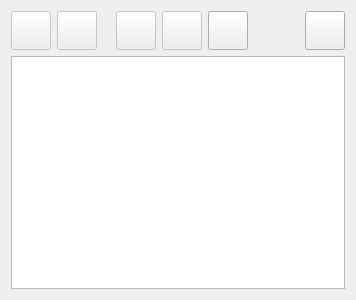
Qt form editorwidget.ui (martinribelotta/embedded-ide) before a commit.
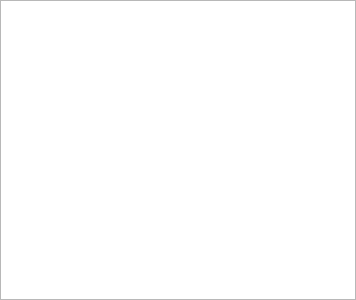
The same form after that commit. Icons and pictures are not drawn. Custom widgets are drawn as their Qt base class.

```diff
--- a/editorwidget.ui
+++ b/editorwidget.ui
@@ -14,135 +14,21 @@
    <string>Form</string>
   </property>
   <layout class="QVBoxLayout" name="verticalLayout">
-   <item>
-    <layout class="QHBoxLayout" name="horizontalLayout">
-     <item>
-      <widget class="QToolButton" name="toolUndo">
-       <property name="enabled">
-        <bool>false</bool>
-       </property>
-       <property name="icon">
-        <iconset theme="edit-undo" resource="resources.qrc">
-         <normaloff>:/icon-theme/icon-theme/edit-undo.png</normaloff>:/icon-theme/icon-theme/edit-undo.png</iconset>
-       </property>
-       <property name="iconSize">
-        <size>
-         <width>32</width>
-         <height>32</height>
-        </size>
-       </property>
-      </widget>
-     </item>
-     <item>
-      <widget class="QToolButton" name="toolRedo">
-       <property name="enabled">
-        <bool>false</bool>
-       </property>
-       <property name="icon">
-        <iconset theme="edit-redo" resource="resources.qrc">
-         <normaloff>:/icon-theme/icon-theme/edit-redo.png</normaloff>:/icon-theme/icon-theme/edit-redo.png</iconset>
-       </property>
-       <property name="iconSize">
-        <size>
-         <width>32</width>
-         <height>32</height>
-        </size>
-       </property>
-      </widget>
-     </item>
-     <item>
-      <spacer name="horizontalSpacer_2">
-       <property name="orientation">
-        <enum>Qt::Horizontal</enum>
-       </property>
-       <property name="sizeType">
-        <enum>QSizePolicy::Preferred</enum>
-       </property>
-       <property name="sizeHint" stdset="0">
-        <size>
-         <width>13</width>
-         <height>20</height>
-        </size>
-       </property>
-      </spacer>
-     </item>
-     <item>
-      <widget class="QToolButton" name="toolCut">
-       <property name="enabled">
-        <bool>false</bool>
-       </property>
-       <property name="icon">
-        <iconset theme="edit-cut" resource="resources.qrc">
-         <normaloff>:/icon-theme/icon-theme/edit-cut.png</normaloff>:/icon-theme/icon-theme/edit-cut.png</iconset>
-       </property>
-       <property name="iconSize">
-        <size>
-         <width>32</width>
-         <height>32</height>
-        </size>
-       </property>
-      </widget>
-     </item>
-     <item>
-      <widget class="QToolButton" name="toolCopy">
-       <property name="enabled">
-        <bool>false</bool>
-       </property>
-       <property name="icon">
-        <iconset theme="edit-copy" resource="resources.qrc">
-         <normaloff>:/icon-theme/icon-theme/edit-copy.png</normaloff>:/icon-theme/icon-theme/edit-copy.png</iconset>
-       </property>
-       <property name="iconSize">
-        <size>
-         <width>32</width>
-         <height>32</height>
-        </size>
-       </property>
-      </widget>
-     </item>
-     <item>
-      <widget class="QToolButton" name="toolPaste">
-       <property name="icon">
-        <iconset theme="edit-paste" resource="resources.qrc">
-         <normaloff>:/icon-theme/icon-theme/edit-paste.png</normaloff>:/icon-theme/icon-theme/edit-paste.png</iconset>
-       </property>
-       <property name="iconSize">
-        <size>
-         <width>32</width>
-         <height>32</height>
-        </size>
-       </property>
-      </widget>
-     </item>
-     <item>
-      <spacer name="horizontalSpacer">
-       <property name="orientation">
-        <enum>Qt::Horizontal</enum>
-       </property>
-       <property name="sizeHint" stdset="0">
-        <size>
-         <width>40</width>
-         <height>20</height>
-        </size>
-       </property>
-      </spacer>
-     </item>
-     <item>
-      <widget class="QToolButton" name="toolButton">
-       <property name="icon">
-        <iconset theme="document-save" resource="resources.qrc">
-         <normaloff>:/icon-theme/icon-theme/document-save.png</normaloff>:/icon-theme/icon-theme/document-save.png</iconset>
-       </property>
-       <property name="iconSize">
-        <size>
-         <width>32</width>
-         <height>32</height>
-        </size>
-       </property>
-      </widget>
-     </item>
-    </layout>
-   </item>
+   <property name="spacing">
+    <number>0</number>
+   </property>
+   <property name="leftMargin">
+    <number>0</number>
+   </property>
+   <property name="topMargin">
+    <number>0</number>
+   </property>
+   <property name="rightMargin">
+    <number>0</number>
+   </property>
+   <property name="bottomMargin">
+    <number>0</number>
+   </property>
    <item>
     <widget class="CodeEditor" name="editor"/>
    </item>
```
Left out of the diff: 183 changed lines with no effect on the pictures.
